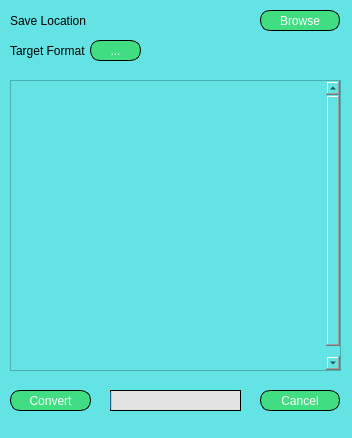
The window that qt_assets/mainwindow.ui (berkealgul/Convert-It) describes before a commit, drawn with Qt 5.
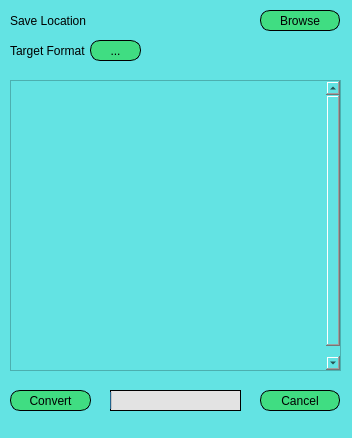
The same window after the commit.

Diff of the .ui file:
```diff
--- a/qt_assets/mainwindow.ui
+++ b/qt_assets/mainwindow.ui
@@ -67,7 +67,7 @@
 border-width: 1px;
 border-radius: 10px;
 font: 63 8pt &quot;Segoe UI Semibold&quot;;
-color : white;
+color : black;
 }
 
 QPushButton:hover{ 
@@ -120,7 +120,7 @@
 border-width: 1px;
 border-radius: 10px;
 font: 63 8pt &quot;Segoe UI Semibold&quot;;
-color : white;
+color : black;
 }
 
 QPushButton:hover{ 
@@ -150,7 +150,7 @@
 border-width: 1px;
 border-radius: 10px;
 font: 63 8pt &quot;Segoe UI Semibold&quot;;
-color : white;
+color : black;
 }
 
 QPushButton:hover{ 
@@ -217,7 +217,7 @@
 border-width: 1px;
 border-radius: 10px;
 font: 63 8pt &quot;Segoe UI Semibold&quot;;
-color : white;
+color : black;
 }
 
 QPushButton:hover{ 
```
Left out of the diff: 8 changed lines with no effect on the pictures.
